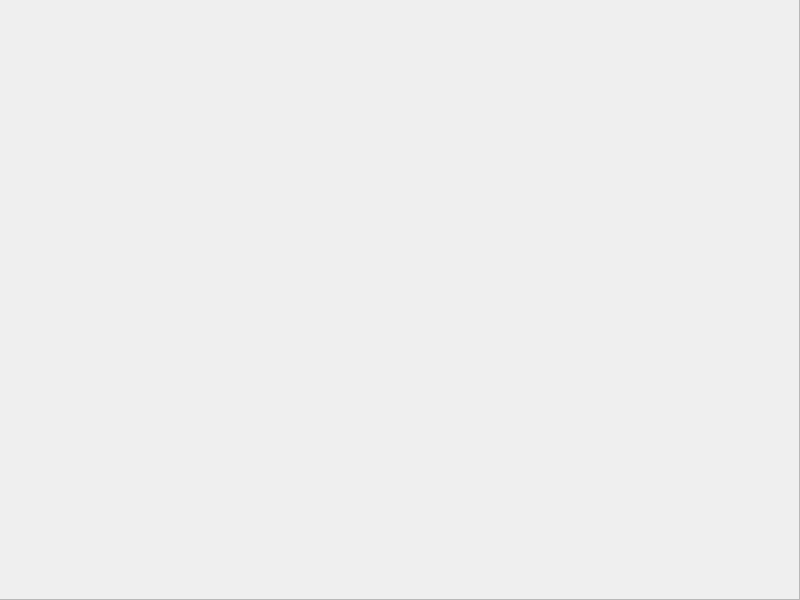
First picture: the form in actividad2/src/mainUI.ui, repository ppoloalc/RoboticaG10, before the edit.
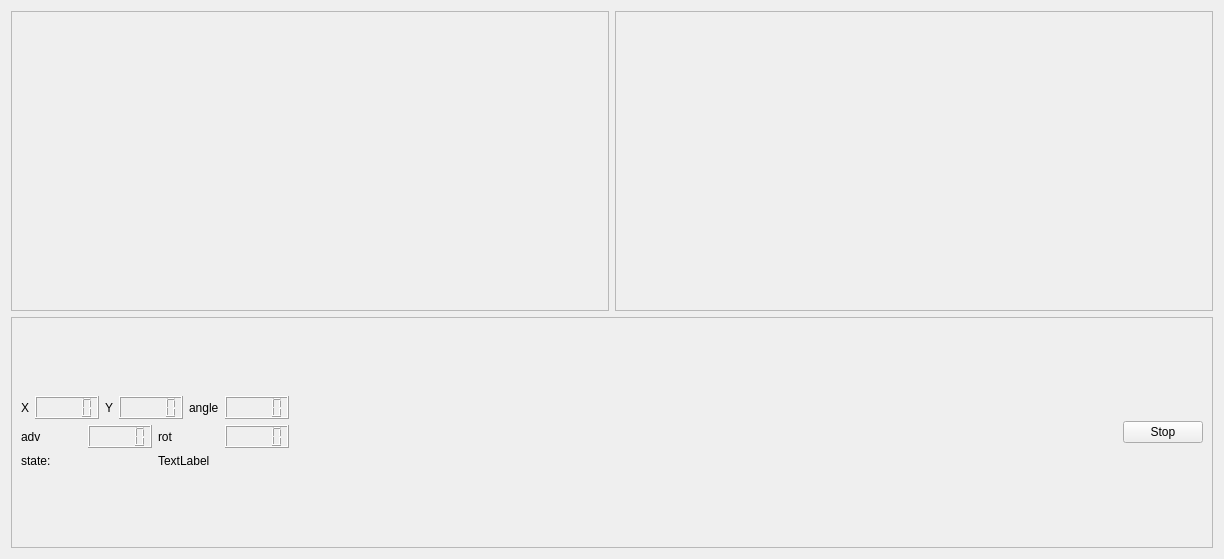
Second picture: the form after the edit.

What changed in the file:
```diff
--- a/actividad2/src/mainUI.ui
+++ b/actividad2/src/mainUI.ui
@@ -6,29 +6,230 @@
    <rect>
     <x>0</x>
     <y>0</y>
-    <width>800</width>
-    <height>600</height>
+    <width>1224</width>
+    <height>559</height>
    </rect>
   </property>
   <property name="windowTitle">
    <string>chocachoca</string>
   </property>
-  <widget class="QFrame" name="frame">
-   <property name="geometry">
-    <rect>
-     <x>-1</x>
-     <y>-1</y>
-     <width>801</width>
-     <height>601</height>
-    </rect>
-   </property>
-   <property name="frameShape">
-    <enum>QFrame::StyledPanel</enum>
-   </property>
-   <property name="frameShadow">
-    <enum>QFrame::Raised</enum>
-   </property>
-  </widget>
+  <layout class="QVBoxLayout" name="verticalLayout_6">
+   <item>
+    <layout class="QVBoxLayout" name="verticalLayout_5">
+     <item>
+      <layout class="QHBoxLayout" name="horizontalLayout_17">
+       <item>
+        <widget class="QFrame" name="frame">
+         <property name="sizePolicy">
+          <sizepolicy hsizetype="Expanding" vsizetype="Preferred">
+           <horstretch>0</horstretch>
+           <verstretch>0</verstretch>
+          </sizepolicy>
+         </property>
+         <property name="minimumSize">
+          <size>
+           <width>500</width>
+           <height>300</height>
+          </size>
+         </property>
+         <property name="frameShape">
+          <enum>QFrame::StyledPanel</enum>
+         </property>
+         <property name="frameShadow">
+          <enum>QFrame::Raised</enum>
+         </property>
+        </widget>
+       </item>
+       <item>
+        <widget class="QFrame" name="frame_room">
+         <property name="sizePolicy">
+          <sizepolicy hsizetype="Expanding" vsizetype="Preferred">
+           <horstretch>0</horstretch>
+           <verstretch>0</verstretch>
+          </sizepolicy>
+         </property>
+         <property name="minimumSize">
+          <size>
+           <width>500</width>
+           <height>300</height>
+          </size>
+         </property>
+         <property name="frameShape">
+          <enum>QFrame::StyledPanel</enum>
+         </property>
+         <property name="frameShadow">
+          <enum>QFrame::Raised</enum>
+         </property>
+        </widget>
+       </item>
+      </layout>
+     </item>
+     <item>
+      <widget class="QFrame" name="frame_2">
+       <property name="sizePolicy">
+        <sizepolicy hsizetype="Minimum" vsizetype="Preferred">
+         <horstretch>0</horstretch>
+         <verstretch>0</verstretch>
+        </sizepolicy>
+       </property>
+       <property name="frameShape">
+        <enum>QFrame::StyledPanel</enum>
+       </property>
+       <property name="frameShadow">
+        <enum>QFrame::Raised</enum>
+       </property>
+       <layout class="QVBoxLayout" name="verticalLayout_2">
+        <item>
+         <layout class="QHBoxLayout" name="horizontalLayout_18">
+          <item>
+           <layout class="QVBoxLayout" name="verticalLayout">
+            <item>
+             <layout class="QHBoxLayout" name="horizontalLayout_7">
+              <item>
+               <layout class="QHBoxLayout" name="horizontalLayout_2">
+                <item>
+                 <widget class="QLabel" name="label">
+                  <property name="text">
+                   <string>X</string>
+                  </property>
+                 </widget>
+                </item>
+                <item>
+                 <widget class="QLCDNumber" name="lcdNumber_mindist">
+                  <property name="font">
+                   <font>
+                    <bold>true</bold>
+                   </font>
+                  </property>
+                 </widget>
+                </item>
+               </layout>
+              </item>
+              <item>
+               <layout class="QHBoxLayout" name="horizontalLayout_3">
+                <item>
+                 <widget class="QLabel" name="label_2">
+                  <property name="text">
+                   <string>Y</string>
+                  </property>
+                 </widget>
+                </item>
+                <item>
+                 <widget class="QLCDNumber" name="lcdNumber_minangle">
+                  <property name="font">
+                   <font>
+                    <bold>true</bold>
+                   </font>
+                  </property>
+                 </widget>
+                </item>
+               </layout>
+              </item>
+              <item>
+               <layout class="QHBoxLayout" name="horizontalLayout_6">
+                <item>
+                 <widget class="QLabel" name="label_3">
+                  <property name="text">
+                   <string>angle</string>
+                  </property>
+                 </widget>
+                </item>
+                <item>
+                 <widget class="QLCDNumber" name="lcdNumber_minangle_2">
+                  <property name="font">
+                   <font>
+                    <bold>true</bold>
+                   </font>
+                  </property>
+                 </widget>
+                </item>
+               </layout>
+              </item>
+             </layout>
+            </item>
+            <item>
+             <layout class="QHBoxLayout" name="horizontalLayout_8">
+              <item>
+               <layout class="QHBoxLayout" name="horizontalLayout_4">
+                <item>
+                 <widget class="QLabel" name="label_4">
+                  <property name="text">
+                   <string>adv</string>
+                  </property>
+                 </widget>
+                </item>
+                <item>
+                 <widget class="QLCDNumber" name="lcdNumber_adv"/>
+                </item>
+               </layout>
+              </item>
+              <item>
+               <layout class="QHBoxLayout" name="horizontalLayout_5">
+                <item>
+                 <widget class="QLabel" name="label_5">
+                  <property name="text">
+                   <string>rot</string>
+                  </property>
+                 </widget>
+                </item>
+                <item>
+                 <widget class="QLCDNumber" name="lcdNumber_rot"/>
+                </item>
+               </layout>
+              </item>
+             </layout>
+            </item>
+            <item>
+             <layout class="QHBoxLayout" name="horizontalLayout">
+              <item>
+               <widget class="QLabel" name="label_state_name">
+                <property name="text">
+                 <string>state:</string>
+                </property>
+               </widget>
+              </item>
+              <item>
+               <widget class="QLabel" name="label_state">
+                <property name="text">
+                 <string>TextLabel</string>
+                </property>
+               </widget>
+              </item>
+             </layout>
+            </item>
+           </layout>
+          </item>
+          <item>
+           <spacer name="horizontalSpacer">
+            <property name="orientation">
+             <enum>Qt::Horizontal</enum>
+            </property>
+            <property name="sizeHint" stdset="0">
+             <size>
+              <width>40</width>
+              <height>20</height>
+             </size>
+            </property>
+           </spacer>
+          </item>
+          <item>
+           <widget class="QPushButton" name="pushButton_stop">
+            <property name="text">
+             <string>Stop</string>
+            </property>
+            <property name="checkable">
+             <bool>true</bool>
+            </property>
+           </widget>
+          </item>
+         </layout>
+        </item>
+       </layout>
+      </widget>
+     </item>
+    </layout>
+   </item>
+  </layout>
  </widget>
  <resources/>
  <connections/>
```
Left out of the diff: 2 changed lines with no effect on the pictures.
